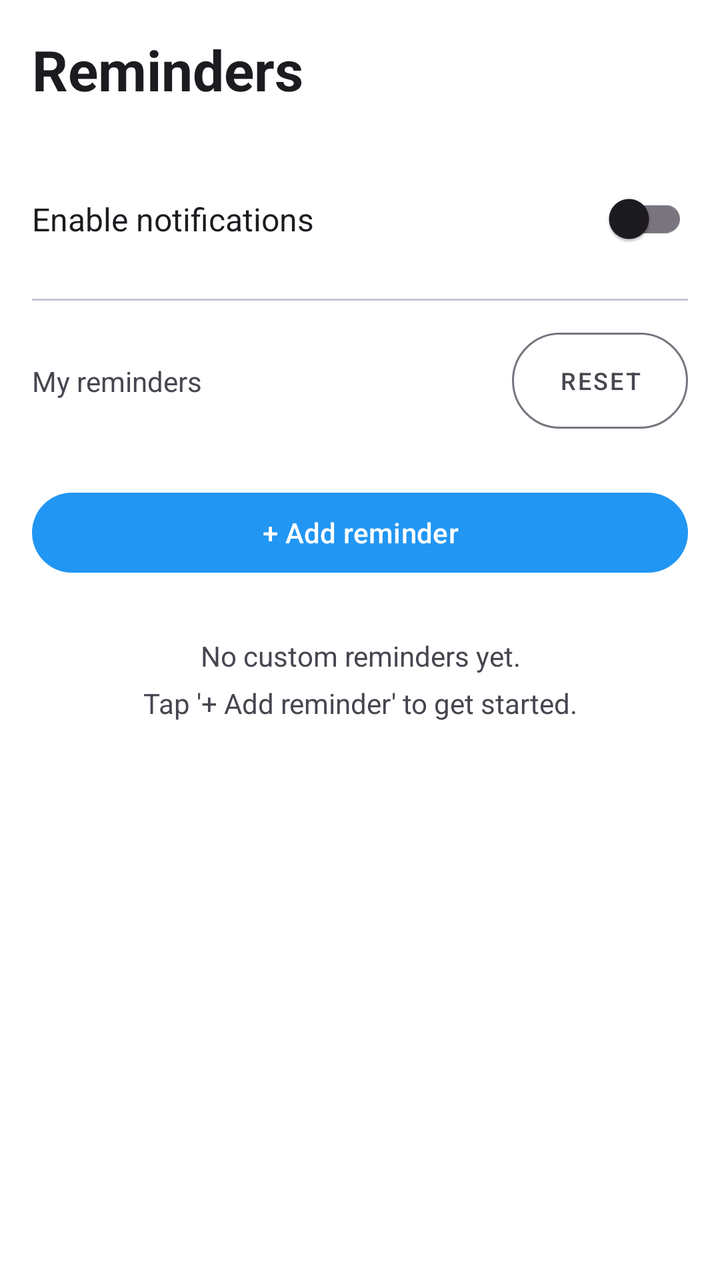
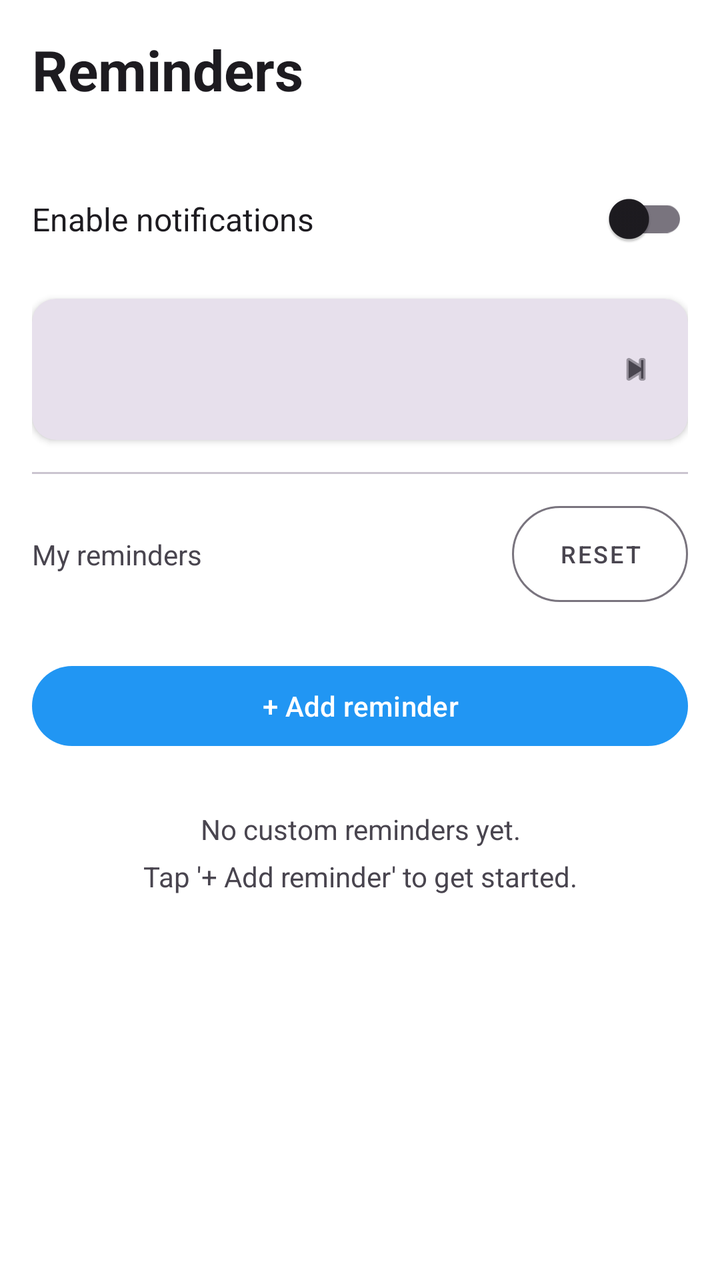

Two renders of the same Android screen: before a commit and after it. Below are the layout's source before the change and the commit's diff.
<!-- AndroidManifest.xml: application theme Theme.WaterReminder -->
<!-- res/layout/fragment_reminders.xml -->
<?xml version="1.0" encoding="utf-8"?>
<androidx.core.widget.NestedScrollView xmlns:android="http://schemas.android.com/apk/res/android"
    xmlns:app="http://schemas.android.com/apk/res-auto"
    android:layout_width="match_parent"
    android:layout_height="match_parent"
    android:background="@color/page_background">

    <androidx.constraintlayout.widget.ConstraintLayout
        android:layout_width="match_parent"
        android:layout_height="match_parent"
        android:padding="16dp">

        <TextView
            android:id="@+id/title_reminders"
            android:layout_width="0dp"
            android:layout_height="wrap_content"
            android:text="Reminders"
            android:textSize="28sp"
            android:textStyle="bold"
            android:textColor="?attr/colorOnSurface"
            app:layout_constraintEnd_toEndOf="parent"
            app:layout_constraintStart_toStartOf="parent"
            app:layout_constraintTop_toTopOf="parent" />

        
        <TextView
            android:id="@+id/label_notifications"
            android:layout_width="0dp"
            android:layout_height="wrap_content"
            android:layout_marginTop="32dp"
            android:text="Enable notifications"
            android:textSize="16sp"
            android:textColor="?attr/colorOnSurface"
            app:layout_constraintBottom_toBottomOf="@id/switch_notifications"
            app:layout_constraintStart_toStartOf="parent"
            app:layout_constraintTop_toBottomOf="@id/title_reminders" />

        <com.google.android.material.switchmaterial.SwitchMaterial
            android:id="@+id/switch_notifications"
            android:layout_width="wrap_content"
            android:layout_height="wrap_content"
            android:layout_marginTop="32dp"
            app:layout_constraintEnd_toEndOf="parent"
            app:layout_constraintTop_toBottomOf="@id/title_reminders" />

        <View
            android:id="@+id/divider"
            android:layout_width="0dp"
            android:layout_height="1dp"
            android:layout_marginTop="16dp"
            android:background="?attr/colorOutlineVariant"
            app:layout_constraintEnd_toEndOf="parent"
            app:layout_constraintStart_toStartOf="parent"
            app:layout_constraintTop_toBottomOf="@id/switch_notifications" />

        
        <TextView
            android:id="@+id/label_reminders"
            android:layout_width="0dp"
            android:layout_height="wrap_content"
            android:layout_marginTop="16dp"
            android:text="My reminders"
            android:textSize="14sp"
            android:textColor="?attr/colorOnSurfaceVariant"
            app:layout_constraintEnd_toStartOf="@id/button_reset_reminders"
            app:layout_constraintStart_toStartOf="parent"
            app:layout_constraintTop_toBottomOf="@id/divider"
            app:layout_constraintBottom_toBottomOf="@id/button_reset_reminders" />

        <com.google.android.material.button.MaterialButton
            android:id="@+id/button_reset_reminders"
            android:layout_width="wrap_content"
            android:layout_height="wrap_content"
            android:layout_marginTop="16dp"
            android:text="Reset"
            android:textSize="12sp"
            style="@style/Widget.MaterialComponents.Button.OutlinedButton"
            app:cornerRadius="24dp"
            app:strokeColor="?attr/colorOutline"
            android:textColor="?attr/colorOnSurfaceVariant"
            android:paddingStart="12dp"
            android:paddingEnd="12dp"
            android:insetTop="0dp"
            android:insetBottom="0dp"
            app:layout_constraintEnd_toEndOf="parent"
            app:layout_constraintTop_toBottomOf="@id/divider" />

        <com.google.android.material.button.MaterialButton
            android:id="@+id/button_add_reminder"
            android:layout_width="0dp"
            android:layout_height="wrap_content"
            android:layout_marginTop="28dp"
            android:text="+ Add reminder"
            app:backgroundTint="@color/brand_blue"
            app:cornerRadius="24dp"
            app:layout_constraintEnd_toEndOf="parent"
            app:layout_constraintStart_toStartOf="parent"
            app:layout_constraintTop_toBottomOf="@id/button_reset_reminders" />

        <LinearLayout
            android:id="@+id/container_reminders"
            android:layout_width="0dp"
            android:layout_height="wrap_content"
            android:layout_marginTop="12dp"
            android:orientation="vertical"
            app:layout_constraintEnd_toEndOf="parent"
            app:layout_constraintStart_toStartOf="parent"
            app:layout_constraintTop_toBottomOf="@id/button_add_reminder" />

        <TextView
            android:id="@+id/text_no_reminders"
            android:layout_width="0dp"
            android:layout_height="wrap_content"
            android:layout_marginTop="16dp"
            android:gravity="center"
            android:text="No custom reminders yet.\nTap '+ Add reminder' to get started."
            android:textColor="?attr/colorOnSurfaceVariant"
            android:textSize="14sp"
            android:lineSpacingMultiplier="1.4"
            app:layout_constraintEnd_toEndOf="parent"
            app:layout_constraintStart_toStartOf="parent"
            app:layout_constraintTop_toBottomOf="@id/container_reminders" />

    </androidx.constraintlayout.widget.ConstraintLayout>
</androidx.core.widget.NestedScrollView>
<!-- resources referenced by this layout -->
<resources>
  <color name="brand_blue">#2196F3</color>
  <color name="page_background">#FFFFFF</color>
  <style name="Theme.WaterReminder" parent="Base.Theme.WaterReminder" />
  <style name="Base.Theme.WaterReminder" parent="Theme.Material3.DayNight.NoActionBar">
          
          
      </style>
</resources>

<!-- the commit's change to res/layout/fragment_reminders.xml (unified diff, before → after) -->
@@ -43,6 +43,16 @@
             app:layout_constraintEnd_toEndOf="parent"
             app:layout_constraintTop_toBottomOf="@id/title_reminders" />
 
+        <include
+            android:id="@+id/row_stop_on_goal"
+            layout="@layout/item_settings_row"
+            android:layout_width="0dp"
+            android:layout_height="wrap_content"
+            android:layout_marginTop="16dp"
+            app:layout_constraintEnd_toEndOf="parent"
+            app:layout_constraintStart_toStartOf="parent"
+            app:layout_constraintTop_toBottomOf="@id/switch_notifications" />
+
         <View
             android:id="@+id/divider"
             android:layout_width="0dp"
@@ -51,7 +61,7 @@
             android:background="?attr/colorOutlineVariant"
             app:layout_constraintEnd_toEndOf="parent"
             app:layout_constraintStart_toStartOf="parent"
-            app:layout_constraintTop_toBottomOf="@id/switch_notifications" />
+            app:layout_constraintTop_toBottomOf="@id/row_stop_on_goal" />
 
         
         <TextView
@@ -123,3 +133,66 @@
 
     </androidx.constraintlayout.widget.ConstraintLayout>
 </androidx.core.widget.NestedScrollView>
+<!-- res/layout/item_settings_row.xml (included above) -->
+<?xml version="1.0" encoding="utf-8"?>
+<androidx.cardview.widget.CardView xmlns:android="http://schemas.android.com/apk/res/android"
+    xmlns:app="http://schemas.android.com/apk/res-auto"
+    android:layout_width="match_parent"
+    android:layout_height="wrap_content"
+    app:cardCornerRadius="12dp"
+    app:cardElevation="2dp"
+    app:cardBackgroundColor="?attr/colorSurfaceVariant">
+
+    <LinearLayout
+        android:id="@+id/row_container"
+        android:layout_width="match_parent"
+        android:layout_height="wrap_content"
+        android:orientation="horizontal"
+        android:gravity="center_vertical"
+        android:padding="16dp"
+        android:background="?attr/selectableItemBackground"
+        android:clickable="true"
+        android:focusable="true">
+
+        <ImageView
+            android:id="@+id/row_icon"
+            android:layout_width="24dp"
+            android:layout_height="24dp"
+            android:layout_marginEnd="16dp"
+            android:tint="@color/brand_blue"
+            android:importantForAccessibility="no" />
+
+        <LinearLayout
+            android:layout_width="0dp"
+            android:layout_height="wrap_content"
+            android:layout_weight="1"
+            android:orientation="vertical">
+
+            <TextView
+                android:id="@+id/row_title"
+                android:layout_width="wrap_content"
+                android:layout_height="wrap_content"
+                android:textColor="?attr/colorOnSurface"
+                android:textSize="15sp" />
+
+            <TextView
+                android:id="@+id/row_subtitle"
+                android:layout_width="wrap_content"
+                android:layout_height="wrap_content"
+                android:layout_marginTop="2dp"
+                android:textColor="?attr/colorOnSurfaceVariant"
+                android:textSize="12sp" />
+
+        </LinearLayout>
+
+        <ImageView
+            android:id="@+id/row_chevron"
+            android:layout_width="20dp"
+            android:layout_height="20dp"
+            android:src="@android:drawable/ic_media_next"
+            android:tint="?attr/colorOnSurfaceVariant"
+            android:importantForAccessibility="no" />
+
+    </LinearLayout>
+
+</androidx.cardview.widget.CardView>
